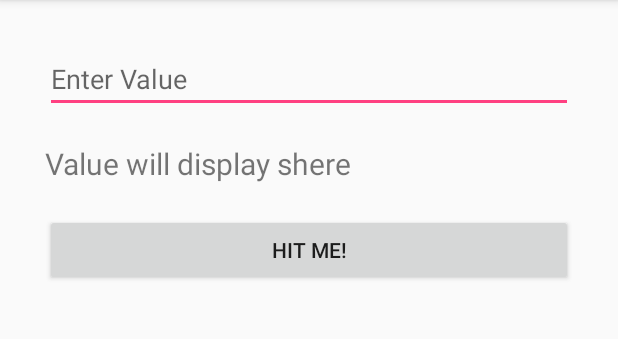
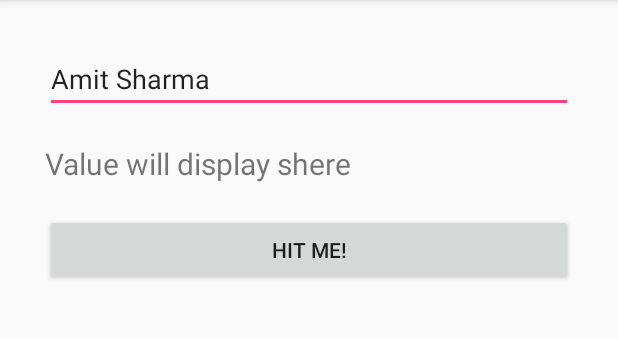
Before and after one commit to amitcse32/FirstApp, an Android app: the screen it shows after launch (MainActivity), on a phone screen of 412 x 824 dp, the part 84-423 px from its top. Run offline under Robolectric (Android 15) with nearby library versions, the phone set to English and light mode, and no system bars.

Commit message:
Few Changes

```diff
--- a/app/src/main/res/layout/activity_main.xml
+++ b/app/src/main/res/layout/activity_main.xml
@@ -7,6 +7,7 @@
 
 
     <EditText
+        android:text="Amit Sharma"
         android:id="@+id/textViewData1"
         android:hint="Enter Value"
         android:layout_width="match_parent"
```
